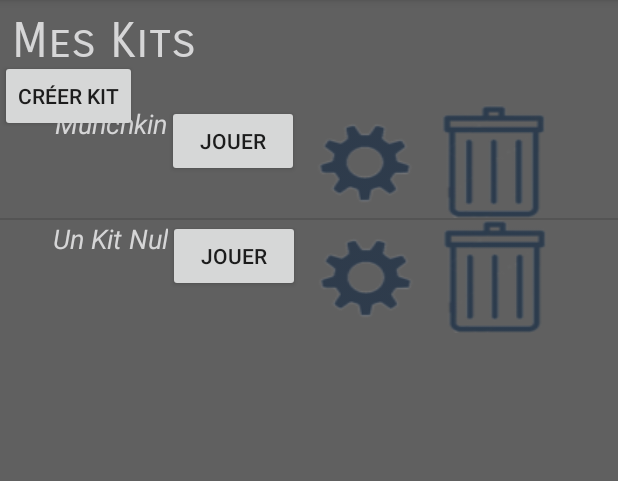
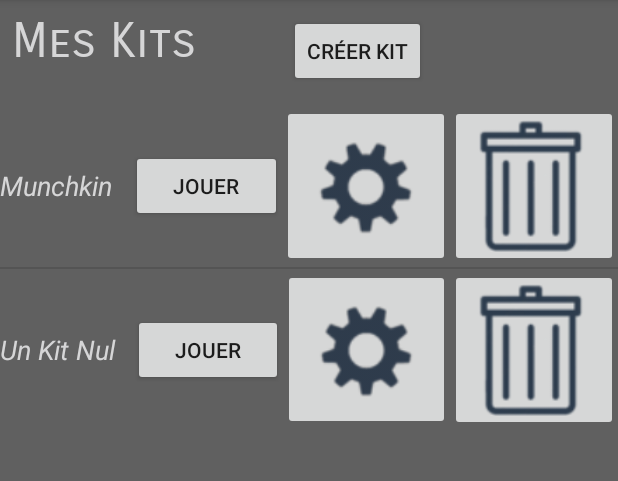
Before and after one commit to BaptisteGuer/PTS3_JDS, an Android app: the screen it shows after launch (MainActivity), on a phone screen of 412 x 824 dp, the part 84-565 px from its top. Run offline under Robolectric (Android 15) with nearby library versions, the phone set to English and light mode, and no system bars.

Commit message:
ImageButton

```diff
--- a/app/src/main/java/com/example/pierre/jeuxdesocit/MyCustomAdapter.java
+++ b/app/src/main/java/com/example/pierre/jeuxdesocit/MyCustomAdapter.java
@@ -8,6 +8,7 @@ import android.view.View;
 import android.view.ViewGroup;
 import android.widget.BaseAdapter;
 import android.widget.Button;
+import android.widget.ImageButton;
 import android.widget.ListAdapter;
 import android.widget.TextView;
 
@@ -50,8 +51,8 @@ public class MyCustomAdapter extends BaseAdapter implements ListAdapter {
         TextView listItemText = view.findViewById(R.id.textView2);
         listItemText.setText(getItem(position));
 
-        Button param = view.findViewById(R.id.settings);
-        Button suppr = view.findViewById(R.id.delete);
+        ImageButton param = view.findViewById(R.id.settings);
+        ImageButton suppr = view.findViewById(R.id.delete);
         Button jouer = view.findViewById(R.id.play);
 
         Log.e("taille",view.getHeight()+"");
--- a/app/src/main/res/layout/activity_main.xml
+++ b/app/src/main/res/layout/activity_main.xml
@@ -34,9 +34,9 @@
         android:id="@+id/create_new_kit"
         android:layout_width="wrap_content"
         android:layout_height="wrap_content"
-        android:layout_alignParentStart="true"
-        android:layout_alignParentTop="true"
-        android:layout_marginTop="40dp"
+        android:layout_alignBottom="@+id/textView"
+        android:layout_alignParentEnd="true"
+        android:layout_marginEnd="128dp"
         android:text="Button" />
 
     <ListView
--- a/app/src/main/res/layout/custom_list_kits.xml
+++ b/app/src/main/res/layout/custom_list_kits.xml
@@ -2,66 +2,47 @@
 <LinearLayout xmlns:android="http://schemas.android.com/apk/res/android"
     xmlns:app="http://schemas.android.com/apk/res-auto"
     xmlns:tools="http://schemas.android.com/tools"
-    android:layout_width="wrap_content"
+    android:layout_width="match_parent"
     android:layout_height="wrap_content"
     android:background="#606060"
     android:baselineAligned="false"
-    android:gravity="top|center"
+    android:gravity="center"
     tools:context=".MainActivity">
-
-    <LinearLayout
-        android:layout_width="wrap_content"
-        android:layout_height="wrap_content"
-        android:orientation="vertical">
 
     <TextView
         android:id="@+id/textView2"
         android:layout_width="wrap_content"
-            android:layout_height="match_parent"
+        android:layout_height="wrap_content"
+        android:layout_weight="1"
         android:text="TextView"
         android:textAllCaps="false"
         android:textColor="@color/colorAccent"
         android:textSize="18sp"
         android:textStyle="italic" />
-    </LinearLayout>
-
-    <LinearLayout
-        android:layout_width="wrap_content"
-        android:layout_height="wrap_content"
-        android:gravity="top|bottom"
-        android:orientation="vertical">
 
     <Button
         android:id="@+id/play"
-            android:layout_width="match_parent"
-            android:layout_height="match_parent"
-            android:text="Jouer" />
-    </LinearLayout>
-
-    <LinearLayout
         android:layout_width="wrap_content"
         android:layout_height="wrap_content"
-        android:orientation="vertical">
+        android:layout_weight="1"
+        android:text="Jouer" />
 
-        <Button
+    <ImageButton
         android:id="@+id/settings"
-            android:layout_width="match_parent"
-            android:layout_height="match_parent"
-            android:background="@drawable/settings"
-            android:visibility="visible" />
-    </LinearLayout>
-
-    <LinearLayout
         android:layout_width="wrap_content"
         android:layout_height="wrap_content"
-        android:orientation="vertical">
+        android:layout_weight="1"
+        android:adjustViewBounds="true"
+        android:scaleType="fitXY"
+        app:srcCompat="@drawable/settings" />
 
-        <Button
+    <ImageButton
         android:id="@+id/delete"
-            android:layout_width="match_parent"
-            android:layout_height="match_parent"
-            android:background="@drawable/delete"
-            android:visibility="visible" />
-    </LinearLayout>
+        android:layout_width="wrap_content"
+        android:layout_height="wrap_content"
+        android:layout_weight="1"
+        android:adjustViewBounds="true"
+        android:scaleType="fitXY"
+        app:srcCompat="@drawable/delete" />
 
 </LinearLayout>
```
Lines whose indentation alone changed are shown as unchanged.
